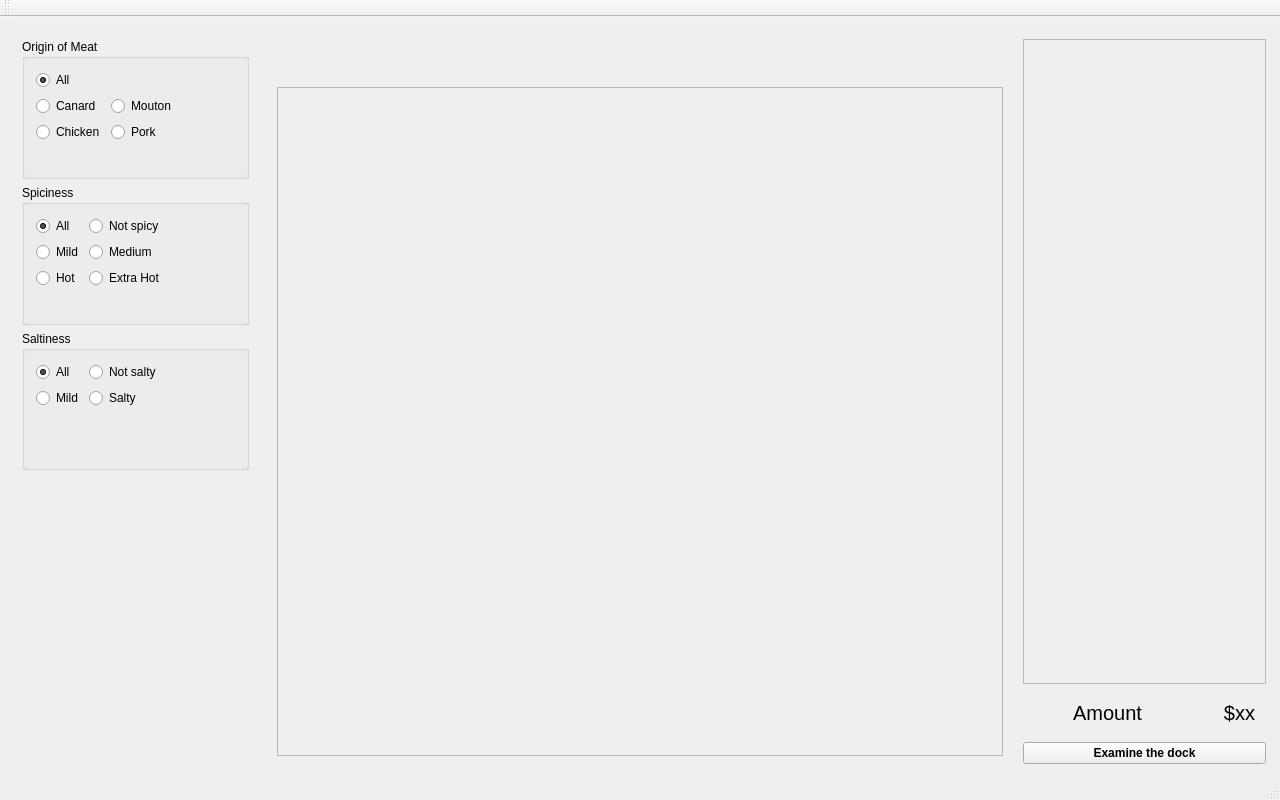
Before: the Qt Designer form mainwindow.ui in TANG-Kai/menu, drawn with Qt 5.
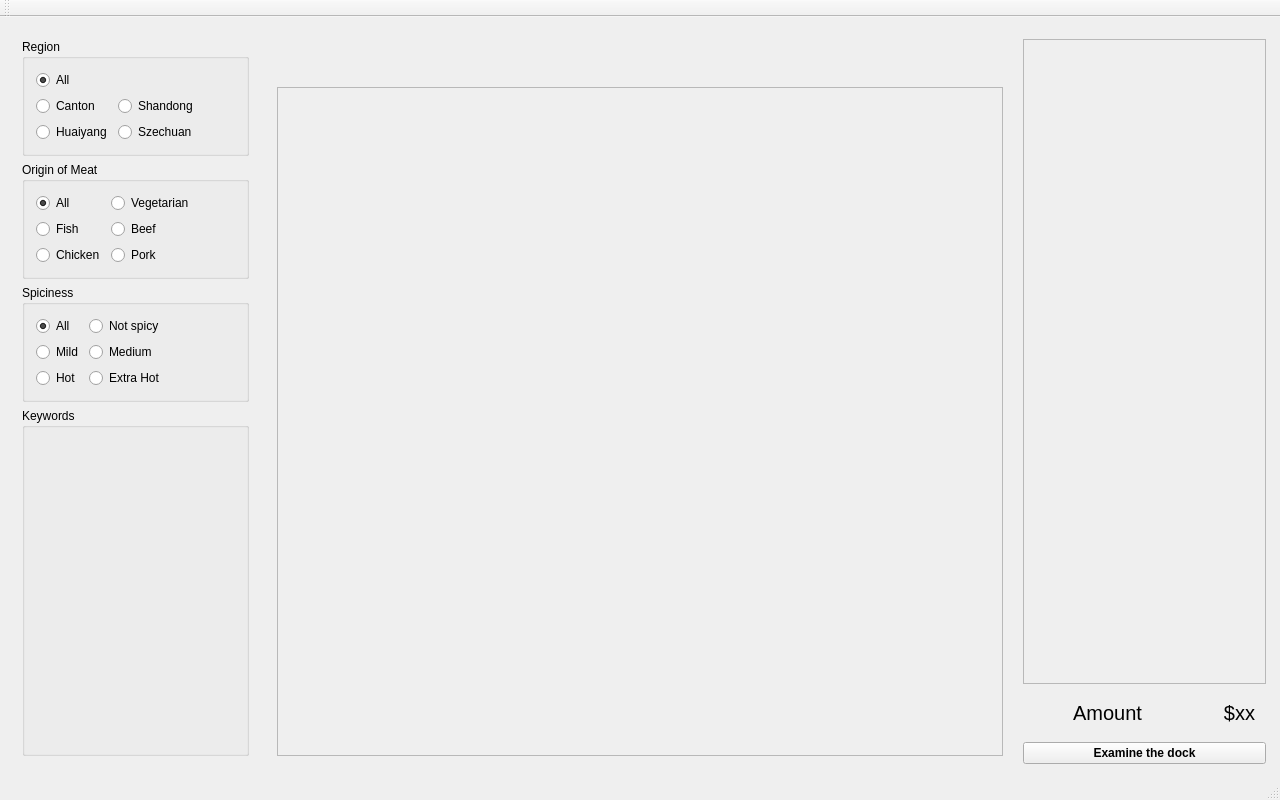
After: the same form once the commit is applied. Custom widgets are drawn as their Qt base class.

Commit message: spiciness definition and Region attributes done. FeelsGoodMan

What changed in the file:
```diff
--- a/mainwindow.ui
+++ b/mainwindow.ui
@@ -45,6 +45,74 @@
        </sizepolicy>
       </property>
       <layout class="QVBoxLayout" name="verticalLayout_3">
+       <item>
+        <widget class="QGroupBox" name="groupBox_3">
+         <property name="sizePolicy">
+          <sizepolicy hsizetype="Preferred" vsizetype="Preferred">
+           <horstretch>0</horstretch>
+           <verstretch>1</verstretch>
+          </sizepolicy>
+         </property>
+         <property name="title">
+          <string>Region</string>
+         </property>
+         <layout class="QFormLayout" name="formLayout_3">
+          <item row="1" column="0">
+           <widget class="QRadioButton" name="radioButton_12">
+            <property name="text">
+             <string>All</string>
+            </property>
+            <property name="checked">
+             <bool>true</bool>
+            </property>
+            <attribute name="buttonGroup">
+             <string notr="true">bg_region</string>
+            </attribute>
+           </widget>
+          </item>
+          <item row="3" column="0">
+           <widget class="QRadioButton" name="radioButton_14">
+            <property name="text">
+             <string>Canton</string>
+            </property>
+            <attribute name="buttonGroup">
+             <string notr="true">bg_region</string>
+            </attribute>
+           </widget>
+          </item>
+          <item row="5" column="0">
+           <widget class="QRadioButton" name="radioButton_15">
+            <property name="text">
+             <string>Huaiyang</string>
+            </property>
+            <attribute name="buttonGroup">
+             <string notr="true">bg_region</string>
+            </attribute>
+           </widget>
+          </item>
+          <item row="5" column="1">
+           <widget class="QRadioButton" name="radioButton_17">
+            <property name="text">
+             <string>Szechuan</string>
+            </property>
+            <attribute name="buttonGroup">
+             <string notr="true">bg_region</string>
+            </attribute>
+           </widget>
+          </item>
+          <item row="3" column="1">
+           <widget class="QRadioButton" name="radioButton_18">
+            <property name="text">
+             <string>Shandong</string>
+            </property>
+            <attribute name="buttonGroup">
+             <string notr="true">bg_region</string>
+            </attribute>
+           </widget>
+          </item>
+         </layout>
+        </widget>
+       </item>
        <item>
         <widget class="QGroupBox" name="groupBox">
          <property name="sizePolicy">
@@ -77,20 +145,10 @@
             </attribute>
            </widget>
           </item>
-          <item row="2" column="0">
-           <widget class="QRadioButton" name="radioButton_2">
-            <property name="text">
-             <string>Canard</string>
-            </property>
-            <attribute name="buttonGroup">
-             <string notr="true">bg_origin_of_meat</string>
-            </attribute>
-           </widget>
-          </item>
           <item row="2" column="1">
            <widget class="QRadioButton" name="radioButton_3">
             <property name="text">
-             <string>Mouton</string>
+             <string>Beef</string>
             </property>
             <attribute name="buttonGroup">
              <string notr="true">bg_origin_of_meat</string>
@@ -110,6 +168,26 @@
             </attribute>
            </widget>
           </item>
+          <item row="2" column="0">
+           <widget class="QRadioButton" name="radioButton_16">
+            <property name="text">
+             <string>Fish</string>
+            </property>
+            <attribute name="buttonGroup">
+             <string notr="true">bg_origin_of_meat</string>
+            </attribute>
+           </widget>
+          </item>
+          <item row="1" column="1">
+           <widget class="QRadioButton" name="radioButton_2">
+            <property name="text">
+             <string>Vegetarian</string>
+            </property>
+            <attribute name="buttonGroup">
+             <string notr="true">bg_origin_of_meat</string>
+            </attribute>
+           </widget>
+          </item>
          </layout>
         </widget>
        </item>
@@ -192,70 +270,15 @@
         </widget>
        </item>
        <item>
-        <widget class="QGroupBox" name="groupBox_3">
+        <widget class="QGroupBox" name="gb_keywords">
          <property name="sizePolicy">
           <sizepolicy hsizetype="Preferred" vsizetype="Preferred">
            <horstretch>0</horstretch>
-           <verstretch>1</verstretch>
+           <verstretch>3</verstretch>
           </sizepolicy>
          </property>
          <property name="title">
-          <string>Saltiness</string>
-         </property>
-         <layout class="QFormLayout" name="formLayout_3">
-          <item row="0" column="0">
-           <widget class="QRadioButton" name="radioButton_12">
-            <property name="text">
-             <string>All</string>
-            </property>
-            <property name="checked">
-             <bool>true</bool>
-            </property>
-            <attribute name="buttonGroup">
-             <string notr="true">bg_saltiness</string>
-            </attribute>
-           </widget>
-          </item>
-          <item row="0" column="1">
-           <widget class="QRadioButton" name="radioButton_13">
-            <property name="text">
-             <string>Not salty</string>
-            </property>
-            <attribute name="buttonGroup">
-             <string notr="true">bg_saltiness</string>
-            </attribute>
-           </widget>
-          </item>
-          <item row="1" column="0">
-           <widget class="QRadioButton" name="radioButton_14">
-            <property name="text">
-             <string>Mild</string>
-            </property>
-            <attribute name="buttonGroup">
-             <string notr="true">bg_saltiness</string>
-            </attribute>
-           </widget>
-          </item>
-          <item row="1" column="1">
-           <widget class="QRadioButton" name="radioButton_15">
-            <property name="text">
-             <string>Salty</string>
-            </property>
-            <attribute name="buttonGroup">
-             <string notr="true">bg_saltiness</string>
-            </attribute>
-           </widget>
-          </item>
-         </layout>
-        </widget>
-       </item>
-       <item>
-        <widget class="QWidget" name="widget_4" native="true">
-         <property name="sizePolicy">
-          <sizepolicy hsizetype="Preferred" vsizetype="Preferred">
-           <horstretch>0</horstretch>
-           <verstretch>2</verstretch>
-          </sizepolicy>
+          <string>Keywords</string>
          </property>
         </widget>
        </item>
```
Left out of the diff: 2 changed lines with no effect on the pictures. The commit also changes 7 other files.
